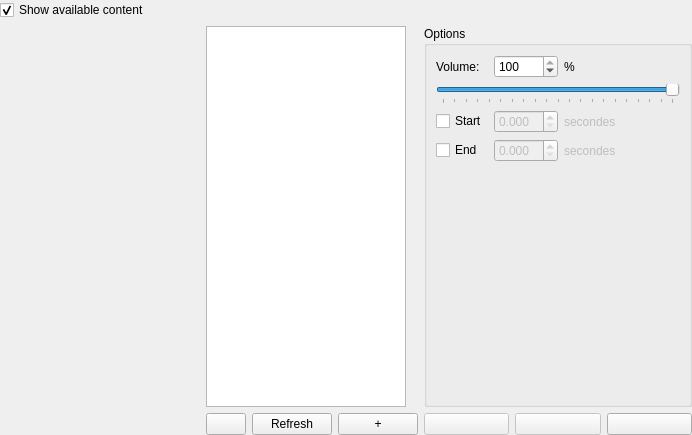
Before: the Qt Designer form CustomWidgets/panelsongs.ui in RPG-Paper-Maker/RPG-Paper-Maker, drawn with Qt 5.
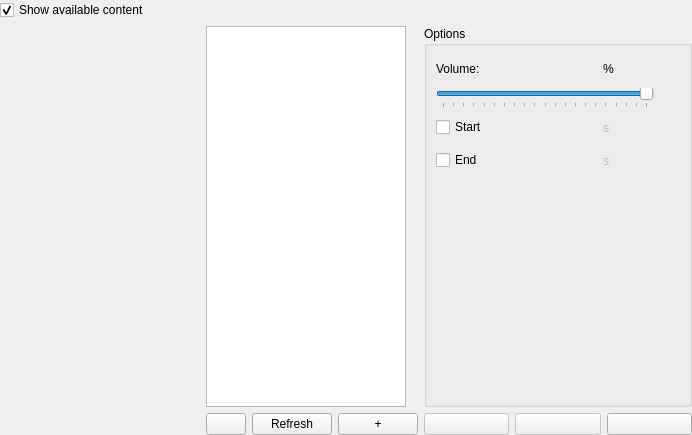
After: the same form once the commit is applied. Icons and pictures are not drawn. Custom widgets are drawn as their Qt base class.

Commit message: Changing fix numbers to possible variables in panelsong

```diff
--- a/CustomWidgets/panelsongs.ui
+++ b/CustomWidgets/panelsongs.ui
@@ -129,70 +129,76 @@
            </property>
            <layout class="QGridLayout" name="gridLayout_3">
             <item row="0" column="0">
-             <layout class="QGridLayout" name="gridLayout_2">
-              <item row="2" column="1">
-               <widget class="QDoubleSpinBox" name="doubleSpinBoxStart">
+             <layout class="QGridLayout" name="gridLayout_2" columnstretch="0,0,0,0,1">
+              <item row="2" column="1" colspan="2">
+               <widget class="PanelPrimitiveValue" name="panelPrimitiveValueStart" native="true">
                 <property name="enabled">
                  <bool>false</bool>
                 </property>
-                <property name="decimals">
-                 <number>3</number>
+                <property name="minimumSize">
+                 <size>
+                  <width>0</width>
+                  <height>27</height>
+                 </size>
+                </property>
+                <property name="maximumSize">
+                 <size>
+                  <width>250</width>
+                  <height>27</height>
+                 </size>
                 </property>
                </widget>
               </item>
-              <item row="4" column="0" colspan="4">
-               <spacer name="verticalSpacer">
-                <property name="orientation">
-                 <enum>Qt::Vertical</enum>
-                </property>
-                <property name="sizeHint" stdset="0">
-                 <size>
-                  <width>218</width>
-                  <height>98</height>
-                 </size>
-                </property>
-               </spacer>
-              </item>
-              <item row="3" column="2">
-               <widget class="QLabel" name="labelSeconds2">
-                <property name="enabled">
-                 <bool>false</bool>
-                </property>
+              <item row="0" column="0">
+               <widget class="QLabel" name="label">
                 <property name="text">
-                 <string>secondes</string>
+                 <string>Volume:</string>
                 </property>
                </widget>
               </item>
-              <item row="2" column="3" rowspan="2">
-               <spacer name="horizontalSpacer">
-                <property name="orientation">
-                 <enum>Qt::Horizontal</enum>
-                </property>
-                <property name="sizeHint" stdset="0">
-                 <size>
-                  <width>17</width>
-                  <height>48</height>
-                 </size>
-                </property>
-               </spacer>
-              </item>
-              <item row="0" column="1">
-               <widget class="QSpinBox" name="spinBoxVolume">
-                <property name="maximum">
-                 <number>100</number>
-                </property>
-                <property name="value">
-                 <number>100</number>
-                </property>
-               </widget>
-              </item>
-              <item row="0" column="2" colspan="2">
+              <item row="0" column="3">
                <widget class="QLabel" name="label_3">
                 <property name="text">
                  <string>%</string>
                 </property>
                </widget>
               </item>
+              <item row="3" column="0">
+               <widget class="QCheckBox" name="checkBoxEnd">
+                <property name="text">
+                 <string>End</string>
+                </property>
+               </widget>
+              </item>
+              <item row="2" column="3">
+               <widget class="QLabel" name="labelSeconds1">
+                <property name="enabled">
+                 <bool>false</bool>
+                </property>
+                <property name="text">
+                 <string>s</string>
+                </property>
+               </widget>
+              </item>
+              <item row="3" column="1" colspan="2">
+               <widget class="PanelPrimitiveValue" name="panelPrimitiveValueEnd" native="true">
+                <property name="enabled">
+                 <bool>false</bool>
+                </property>
+                <property name="minimumSize">
+                 <size>
+                  <width>0</width>
+                  <height>27</height>
+                 </size>
+                </property>
+                <property name="maximumSize">
+                 <size>
+                  <width>250</width>
+                  <height>27</height>
+                 </size>
+                </property>
+               </widget>
+              </item>
               <item row="2" column="0">
                <widget class="QCheckBox" name="checkBoxStart">
                 <property name="text">
@@ -200,6 +206,32 @@
                 </property>
                </widget>
               </item>
+              <item row="3" column="3">
+               <widget class="QLabel" name="labelSeconds2">
+                <property name="enabled">
+                 <bool>false</bool>
+                </property>
+                <property name="text">
+                 <string>s</string>
+                </property>
+               </widget>
+              </item>
+              <item row="0" column="1" colspan="2">
+               <widget class="PanelPrimitiveValue" name="panelPrimitiveValueVolume" native="true">
+                <property name="minimumSize">
+                 <size>
+                  <width>0</width>
+                  <height>27</height>
+                 </size>
+                </property>
+                <property name="maximumSize">
+                 <size>
+                  <width>250</width>
+                  <height>27</height>
+                 </size>
+                </property>
+               </widget>
+              </item>
               <item row="1" column="0" colspan="4">
                <widget class="QSlider" name="horizontalSliderVolume">
                 <property name="maximum">
@@ -228,39 +260,31 @@
                 </property>
                </widget>
               </item>
-              <item row="3" column="1">
-               <widget class="QDoubleSpinBox" name="doubleSpinBoxEnd">
-                <property name="enabled">
-                 <bool>false</bool>
+              <item row="4" column="0" colspan="4">
+               <spacer name="verticalSpacer">
+                <property name="orientation">
+                 <enum>Qt::Vertical</enum>
                 </property>
-                <property name="decimals">
-                 <number>3</number>
+                <property name="sizeHint" stdset="0">
+                 <size>
+                  <width>218</width>
+                  <height>98</height>
+                 </size>
                 </property>
-               </widget>
+               </spacer>
               </item>
-              <item row="3" column="0">
-               <widget class="QCheckBox" name="checkBoxEnd">
-                <property name="text">
-                 <string>End</string>
+              <item row="0" column="4">
+               <spacer name="horizontalSpacer">
+                <property name="orientation">
+                 <enum>Qt::Horizontal</enum>
                 </property>
-               </widget>
-              </item>
-              <item row="0" column="0">
-               <widget class="QLabel" name="label">
-                <property name="text">
-                 <string>Volume:</string>
+                <property name="sizeHint" stdset="0">
+                 <size>
+                  <width>40</width>
+                  <height>20</height>
+                 </size>
                 </property>
-               </widget>
-              </item>
-              <item row="2" column="2">
-               <widget class="QLabel" name="labelSeconds1">
-                <property name="enabled">
-                 <bool>false</bool>
-                </property>
-                <property name="text">
-                 <string>secondes</string>
-                </property>
-               </widget>
+               </spacer>
               </item>
              </layout>
             </item>
@@ -330,6 +354,12 @@
    <extends>QTreeView</extends>
    <header>widgetsupertree.h</header>
   </customwidget>
+  <customwidget>
+   <class>PanelPrimitiveValue</class>
+   <extends>QWidget</extends>
+   <header>panelprimitivevalue.h</header>
+   <container>1</container>
+  </customwidget>
  </customwidgets>
  <resources>
   <include location="../ressources.qrc"/>
```
The commit also changes 7 other files.
